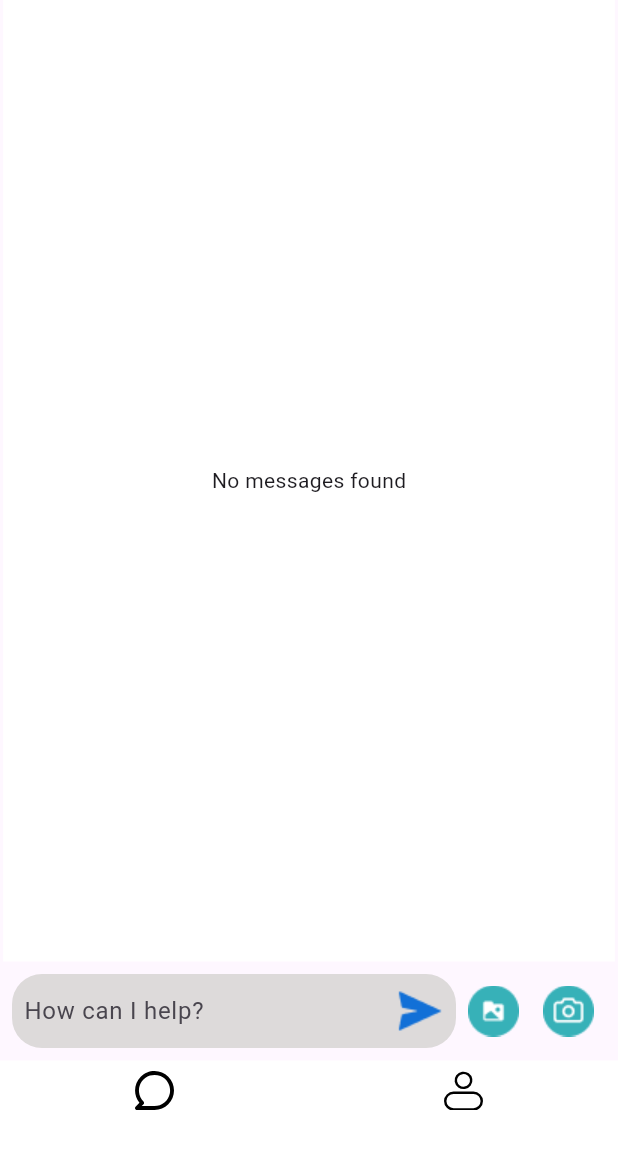
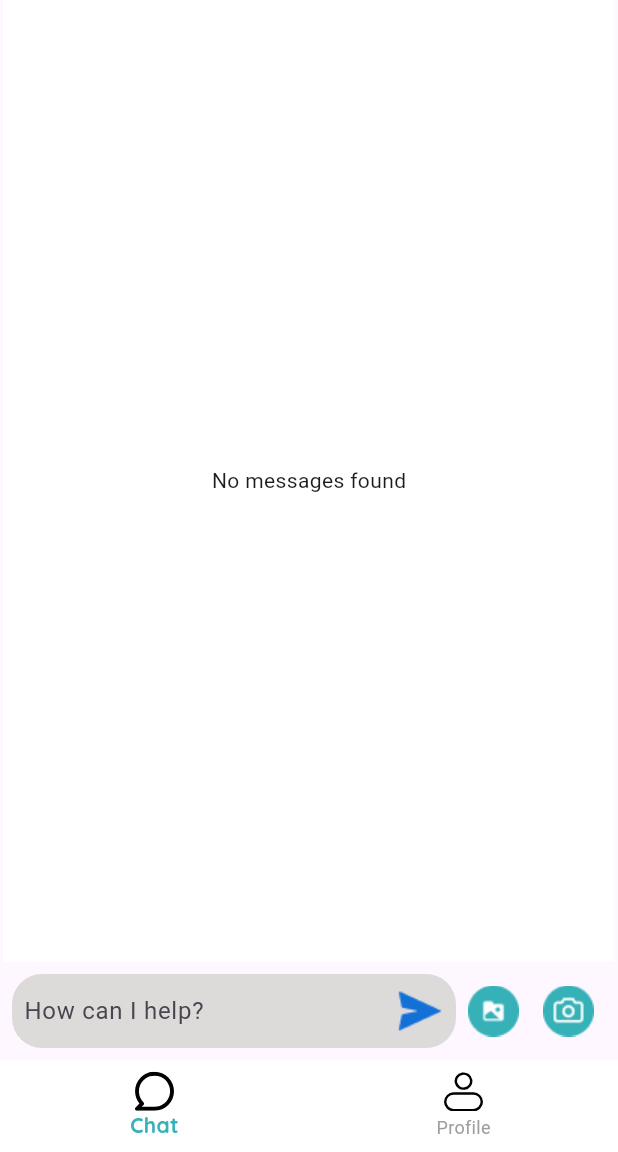
Before and after one commit to Krt-dev/RxSeek_mobile_app_v1, a Flutter app: the HomeWrapper screen opened directly, after a tap on an icon or button, on a phone screen of 412 x 824 dp, the part 84-1236 px from its top. Run offline on Flutter 3.47's test engine with Material 3 defaults, Android fonts, the phone set to English and light mode, and no system bars; our stand-ins replace cached_network_image, cloud_firestore, firebase_auth, firebase_core, firebase_storage, flutter_slidable and 9 more; missing offline and left inert: dart:ffi, sliding_up_panel2; accounts and stored records are empty.

Commit message:
forgot to add

```diff
--- a/rxseek_v1/lib/src/screens/wrapper/wrapperScreen.dart
+++ b/rxseek_v1/lib/src/screens/wrapper/wrapperScreen.dart
@@ -46,6 +46,19 @@ class _HomeWrapperState extends State<HomeWrapper> {
           },
           backgroundColor: Colors.white,
           elevation: 0.0,
+          selectedLabelStyle: const TextStyle(
+            fontSize: 14, // Change font size
+            fontWeight: FontWeight.bold,
+            fontFamily: 'Quicksand', // Make it bold
+            color:
+                Colors.blue, // Not used here, use `selectedItemColor` instead
+          ),
+          unselectedLabelStyle: const TextStyle(
+            fontSize: 12, // Smaller for unselected items
+            fontWeight: FontWeight.normal, // Normal weight
+          ),
+          selectedItemColor: const Color(0xff37B1B8), // Color for selected item
+          unselectedItemColor: Colors.grey, // Color for unselected items
           items: [
             BottomNavigationBarItem(
                 icon: SvgPicture.asset(
@@ -54,7 +67,7 @@ class _HomeWrapperState extends State<HomeWrapper> {
                   width: 26,
                   fit: BoxFit.cover,
                 ),
-                label: ""),
+                label: "Chat"),
             BottomNavigationBarItem(
                 icon: SvgPicture.asset(
                   "assets/images/profile_button_vect.svg", // Path to your SVG asset
@@ -62,7 +75,7 @@ class _HomeWrapperState extends State<HomeWrapper> {
                   width: 26,
                   fit: BoxFit.cover,
                 ),
-                label: ""),
+                label: "Profile"),
           ],
         ),
       ),
```
